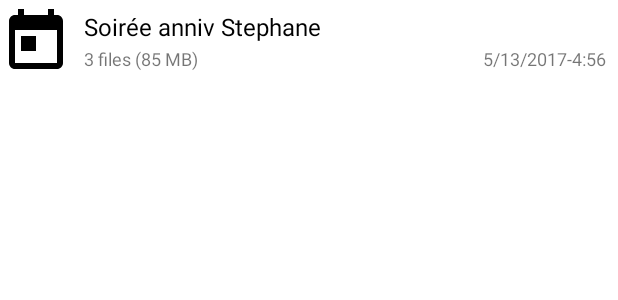
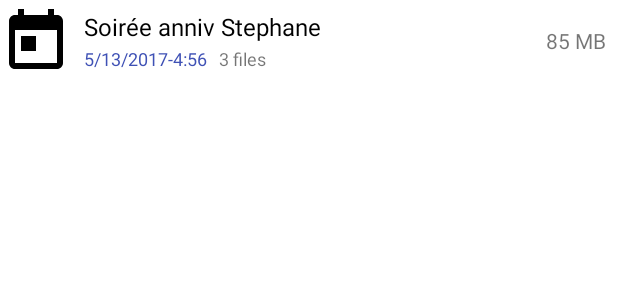
Before and after one commit to jeromegout/SimplyCloud, an Android app: the layout item_history_upload.xml on its own in the app's theme, with its tools: preview values and no code run, on a phone screen of 412 x 824 dp. Shown: the top 300 px of the screen. Run offline under Robolectric (Android 15) with nearby library versions, the phone set to English and light mode, and no system bars.

```diff
--- a/app/build.gradle
+++ b/app/build.gradle
@@ -33,5 +33,6 @@ dependencies {
     compile 'com.github.andremion:counterfab:1.0.1'
     compile 'com.karumi:dexter:4.1.0'
     compile 'com.google.code.gson:gson:2.8.2'
+    compile 'com.android.volley:volley:1.0.0'
     testCompile 'junit:junit:4.12'
 }
--- a/app/src/main/java/org/jeromegout/simplycloud/history/HistoryActivity.java
+++ b/app/src/main/java/org/jeromegout/simplycloud/history/HistoryActivity.java
@@ -41,6 +41,7 @@ public class HistoryActivity extends BaseActivity {
         });
         //- uploadadpter listens model changes so we can restore the model now.
         HistoryModel.instance.restoreHistories(this);
+        setToolbarTitle("All uploads");
     }
 
     private void createNewUpload() {
--- a/app/src/main/java/org/jeromegout/simplycloud/send/MultiPartPoster.java
+++ b/app/src/main/java/org/jeromegout/simplycloud/hosts/free/MultiPartPoster.java
@@ -1,4 +1,4 @@
-package org.jeromegout.simplycloud.send;
+package org.jeromegout.simplycloud.hosts.free;
 
 
 import java.io.BufferedReader;
--- a/app/src/main/java/org/jeromegout/simplycloud/send/UploadInfo.java
+++ b/app/src/main/java/org/jeromegout/simplycloud/send/UploadInfo.java
@@ -10,7 +10,7 @@ public class UploadInfo implements Parcelable {
 	public String downloadLink;
 	public String deleteLink;
 	public String fullPage;
-	String firstError;
+	public String firstError;
 	public String hostId;
 	public Calendar uploadDate;
 
--- a/app/src/main/res/layout/activity_send.xml
+++ b/app/src/main/res/layout/activity_send.xml
@@ -5,6 +5,7 @@
 	xmlns:tools="http://schemas.android.com/tools"
 	android:layout_width="match_parent"
 	android:layout_height="match_parent"
+    android:focusableInTouchMode="true"
 	tools:context="org.jeromegout.simplycloud.send.FreeSendActivity">
 
 	<include
--- a/app/src/main/res/layout/activity_share.xml
+++ b/app/src/main/res/layout/activity_share.xml
@@ -25,8 +25,6 @@
 		android:adjustViewBounds="false"
 		android:src="@drawable/ic_free_logo"
 		android:contentDescription="logo"/>
-
-
 
         <TextView
             android:layout_below="@id/logo"
--- a/app/src/main/res/layout/item_history_upload.xml
+++ b/app/src/main/res/layout/item_history_upload.xml
@@ -10,9 +10,8 @@
         android:layout_marginTop="4dp"
         android:src="@drawable/ic_today_black_24dp"
         />
-
     <RelativeLayout
-        android:layout_width="match_parent"
+        android:layout_width="wrap_content"
         android:layout_height="match_parent"
         android:layout_centerVertical="true"
         android:layout_marginStart="8dp"
@@ -30,28 +29,39 @@
             />
 
         <TextView
-            android:id="@+id/uploadDetails"
+            android:id="@+id/uploadDate"
             android:layout_width="wrap_content"
             android:layout_height="wrap_content"
             android:layout_below="@+id/uploadTitle"
             android:layout_marginTop="2dp"
             android:gravity="center_vertical"
-            android:text="3 files (85 MB)"
-            android:textSize="12sp"
-            />
+            android:text="5/13/2017-4:56"
+            android:textColor="@color/colorAccent"
+            android:textSize="12sp"/>
         <TextView
-            android:id="@+id/uploadDate"
+            android:id="@+id/uploadDetails"
             android:layout_width="wrap_content"
             android:layout_height="wrap_content"
-            android:layout_below="@+id/uploadTitle"
-            android:layout_alignParentRight="true"
             android:layout_marginTop="2dp"
-            android:layout_marginEnd="8dp"
-            android:gravity="center_vertical"
-            android:text="5/13/2017-4:56"
+            android:layout_marginStart="8dp"
+            android:text="3 files"
+            android:layout_below="@id/uploadTitle"
+            android:layout_toEndOf="@id/uploadDate"
             android:textSize="12sp"
             />
 
     </RelativeLayout>
+    <TextView
+        android:id="@+id/uploadSize"
+        android:layout_width="wrap_content"
+        android:layout_height="wrap_content"
+        android:layout_alignParentEnd="true"
+        android:layout_marginTop="4dp"
+        android:layout_marginEnd="8dp"
+        android:gravity="center_vertical"
+        android:text="85 MB"
+        android:layout_centerInParent="true"
+        android:textSize="14sp"
+        />
 
 </RelativeLayout>
--- a/app/src/main/res/menu/menu_share.xml
+++ b/app/src/main/res/menu/menu_share.xml
@@ -2,6 +2,11 @@
 <menu xmlns:android="http://schemas.android.com/apk/res/android"
       xmlns:app="http://schemas.android.com/apk/res-auto">
 
+    <item android:title="Delete"
+          android:icon="@drawable/ic_delete_24dp"
+          app:showAsAction="always"
+          android:id="@+id/delete_upload"
+        />
     <item android:title="Close"
           android:icon="@drawable/ic_close_24dp"
           app:showAsAction="always"
--- a/app/src/main/res/values/colors.xml
+++ b/app/src/main/res/values/colors.xml
@@ -2,12 +2,11 @@
 <resources>
 	<color name="colorPrimary">#3F51B5</color>
 	<color name="colorPrimaryDark">#303F9F</color>
-	<color name="colorAccent">#FF4081</color>
+	<color name="colorAccent">#3f51b5</color>
 	<color name="colorIcons">#ffffff</color>
 	<color name="colorPrimaryText">#212121</color>
 	<color name="colorSecondaryText">#757575</color>
 	<color name="colorTabSelectedIcon">#FFFFFFFF</color>
 	<color name="colorTabUnselectedIcon">#B2FFFFFF</color>
     <color name="selection_bucket_text_background">#66000000</color>
-
 </resources>
```
Also changed, not shown: app/src/main/java/org/jeromegout/simplycloud/history/UploadAdapter.java (+48 -6 lines), app/src/main/java/org/jeromegout/simplycloud/history/UploadItem.java (+14 -1 lines), app/src/main/java/org/jeromegout/simplycloud/hosts/HostServices.java (added, +35 -0 lines), app/src/main/java/org/jeromegout/simplycloud/hosts/free/FreeTransfer.java (renamed from app/src/main/java/org/jeromegout/simplycloud/send/FreeTransfer.java, +9 -5 lines), app/src/main/java/org/jeromegout/simplycloud/hosts/free/FreeUploadAPI.java (added, +83 -0 lines), app/src/main/java/org/jeromegout/simplycloud/send/ArchiveMaker.java (+5 -2 lines), app/src/main/java/org/jeromegout/simplycloud/send/FreeSendActivity.java (+6 -8 lines), app/src/main/java/org/jeromegout/simplycloud/share/ShareActivity.java (+56 -14 lines), app/src/main/res/drawable/ic_delete_24dp.xml (added, +9 -0 lines).
